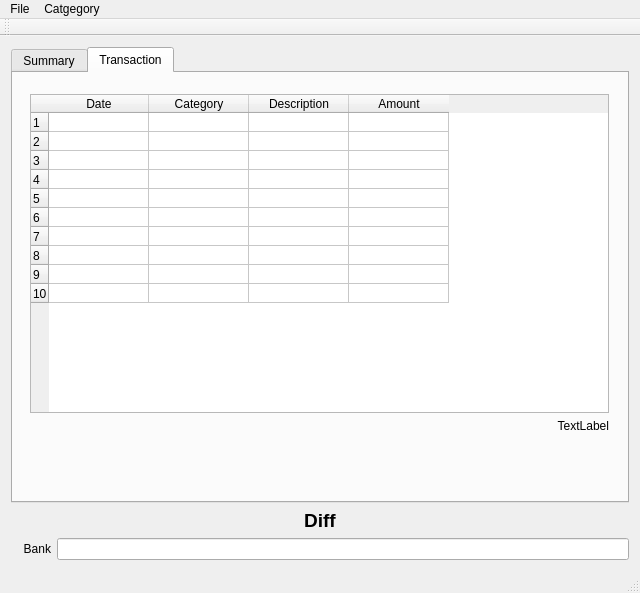
This is mainwindow.ui in JanusErasmus/qt-finance as Qt 5 draws it before an edit. The edited form follows.
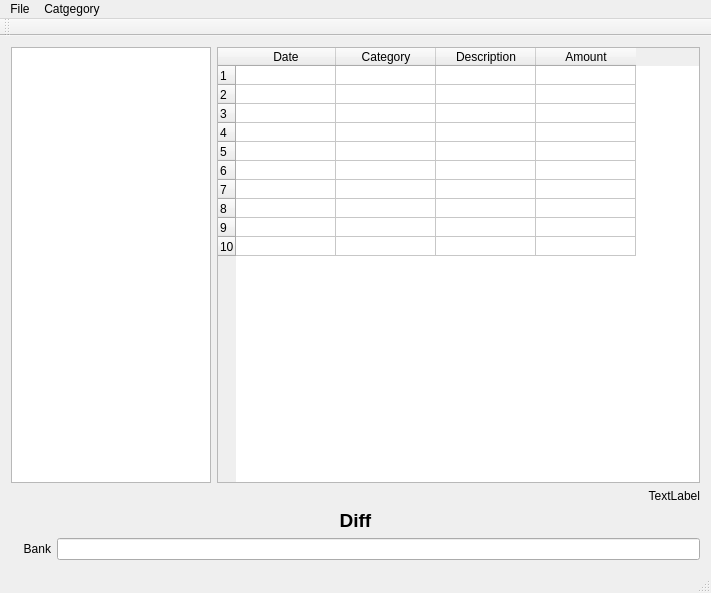
This is the edited form. The open tabs and pages were chosen to show the change.

Commit message: tree and table is now side by side

Patch:
```diff
--- a/mainwindow.ui
+++ b/mainwindow.ui
@@ -6,7 +6,7 @@
    <rect>
     <x>0</x>
     <y>0</y>
-    <width>640</width>
+    <width>711</width>
     <height>593</height>
    </rect>
   </property>
@@ -18,45 +18,20 @@
     <item>
      <layout class="QVBoxLayout" name="mainLayout">
       <item>
-       <widget class="QTabWidget" name="tabWidget">
-        <property name="currentIndex">
-         <number>0</number>
-        </property>
-        <property name="tabsClosable">
-         <bool>false</bool>
-        </property>
-        <widget class="QWidget" name="summaryTab">
-         <attribute name="title">
-          <string>Summary</string>
-         </attribute>
+       <layout class="QHBoxLayout" name="horizontalLayout">
+        <item>
          <widget class="QTreeView" name="summaryTree">
-          <property name="geometry">
-           <rect>
-            <x>10</x>
-            <y>20</y>
-            <width>591</width>
-            <height>401</height>
-           </rect>
+          <property name="maximumSize">
+           <size>
+            <width>200</width>
+            <height>16777215</height>
+           </size>
           </property>
-         </widget>
-        </widget>
-        <widget class="QWidget" name="transactionTab">
-         <property name="contextMenuPolicy">
-          <enum>Qt::PreventContextMenu</enum>
-         </property>
-         <attribute name="title">
-          <string>Transaction</string>
-         </attribute>
-         <widget class="QWidget" name="verticalLayoutWidget">
-          <property name="geometry">
-           <rect>
-            <x>6</x>
-            <y>10</y>
-            <width>601</width>
-            <height>361</height>
-           </rect>
-          </property>
-          <layout class="QVBoxLayout" name="transactionLayout">
+          <attribute name="headerDefaultSectionSize">
+           <number>100</number>
+          </attribute>
+         </widget>
+        </item>
            <item>
             <widget class="QTableWidget" name="transactionTable">
              <property name="rowCount">
@@ -100,6 +75,8 @@
              </column>
             </widget>
            </item>
+       </layout>
+      </item>
            <item>
             <widget class="QLabel" name="leftLabel">
              <property name="text">
@@ -110,11 +87,6 @@
              </property>
             </widget>
            </item>
-          </layout>
-         </widget>
-        </widget>
-       </widget>
-      </item>
       <item>
        <widget class="QLabel" name="diffLabel">
         <property name="enabled">
@@ -167,7 +139,7 @@
     <rect>
      <x>0</x>
      <y>0</y>
-     <width>640</width>
+     <width>711</width>
      <height>21</height>
     </rect>
    </property>
```
Left out of the diff: 16 changed lines with no effect on the pictures. Lines whose indentation alone changed are shown as unchanged. The commit also changes 1 other file.
